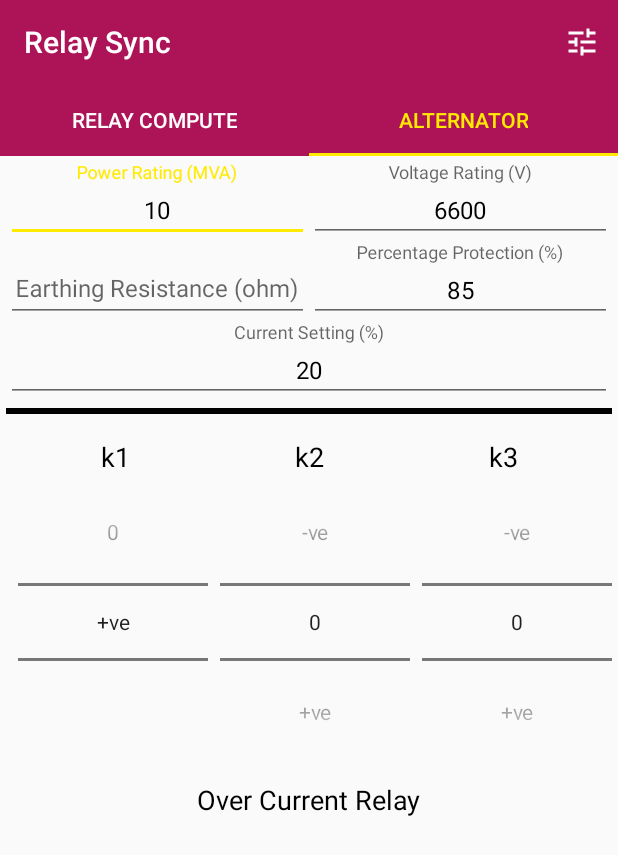
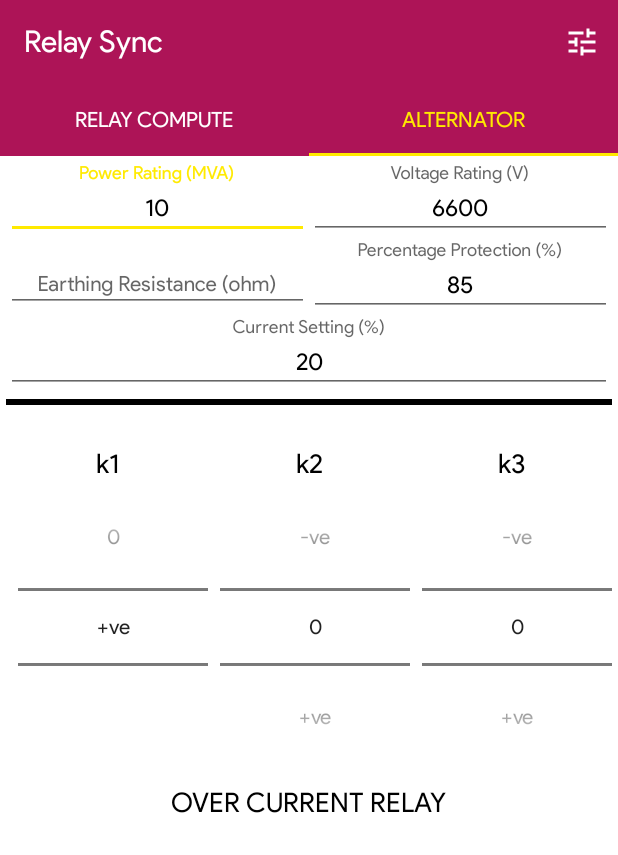
Before and after one commit to Harsh2098/Relay-Sync, an Android app: the screen it shows after launch (MainActivity), tab 2 chosen, on a phone screen of 412 x 824 dp. Shown: the top 855 px of the screen. Run offline under Robolectric (Android 15) with nearby library versions, the phone set to English and light mode, and no system bars.

Commit message:
Fix alternator layout margins

```diff
--- a/app/src/main/res/layout/alternator_fragment.xml
+++ b/app/src/main/res/layout/alternator_fragment.xml
@@ -4,6 +4,7 @@
     android:layout_width="match_parent"
     android:layout_height="match_parent"
     android:layout_marginTop="16dp"
+    android:background="@color/white"
     android:padding="4dp">
 
     <com.google.android.material.textfield.TextInputLayout
@@ -63,7 +64,7 @@
             android:gravity="center"
             android:hint="@string/earthing_resistance_ohm"
             android:textColor="@color/neutral"
-            android:textSize="16sp" />
+            android:textSize="14sp" />
 
     </com.google.android.material.textfield.TextInputLayout>
 
@@ -118,8 +119,7 @@
         android:id="@+id/k1TextView"
         android:layout_width="0dp"
         android:layout_height="wrap_content"
-        android:layout_marginStart="8dp"
-        android:layout_marginTop="24dp"
+        android:layout_marginTop="36dp"
         android:gravity="center"
         android:text="@string/k1"
         android:textColor="@color/neutral"
@@ -133,7 +133,7 @@
         android:id="@+id/k2TextView"
         android:layout_width="0dp"
         android:layout_height="wrap_content"
-        android:layout_marginTop="24dp"
+        android:layout_marginTop="36dp"
         android:gravity="center"
         android:text="@string/k2"
         android:textColor="@color/neutral"
@@ -147,8 +147,7 @@
         android:id="@+id/k3TextView"
         android:layout_width="0dp"
         android:layout_height="wrap_content"
-        android:layout_marginTop="24dp"
-        android:layout_marginEnd="8dp"
+        android:layout_marginTop="36dp"
         android:gravity="center"
         android:text="@string/k3"
         android:textColor="@color/neutral"
@@ -175,6 +174,7 @@
         android:layout_height="wrap_content"
         android:layout_marginStart="8dp"
         android:layout_marginTop="8dp"
+        android:layout_marginEnd="8dp"
         app:layout_constraintEnd_toStartOf="@+id/k3Picker"
         app:layout_constraintHorizontal_bias="0.5"
         app:layout_constraintStart_toEndOf="@id/k1Picker"
@@ -184,7 +184,6 @@
         android:id="@+id/k3Picker"
         android:layout_width="0dp"
         android:layout_height="wrap_content"
-        android:layout_marginStart="8dp"
         android:layout_marginTop="8dp"
         app:layout_constraintEnd_toEndOf="parent"
         app:layout_constraintHorizontal_bias="0.5"
@@ -198,6 +197,7 @@
         android:layout_marginStart="8dp"
         android:layout_marginTop="16dp"
         android:layout_marginEnd="8dp"
+        android:textAllCaps="true"
         android:textColor="@color/neutral"
         android:textSize="18sp"
         app:layout_constraintEnd_toEndOf="parent"
--- a/app/src/main/res/values/styles.xml
+++ b/app/src/main/res/values/styles.xml
@@ -6,6 +6,7 @@
         <item name="colorPrimary">@color/colorPrimary</item>
         <item name="colorPrimaryDark">@color/colorPrimaryDark</item>
         <item name="colorAccent">@color/colorAccent</item>
+        <item name="android:fontFamily">@font/product_sans</item>
     </style>
 
 </resources>
```
Also changed, not shown: app/src/main/res/font/product_sans.ttf (added).
